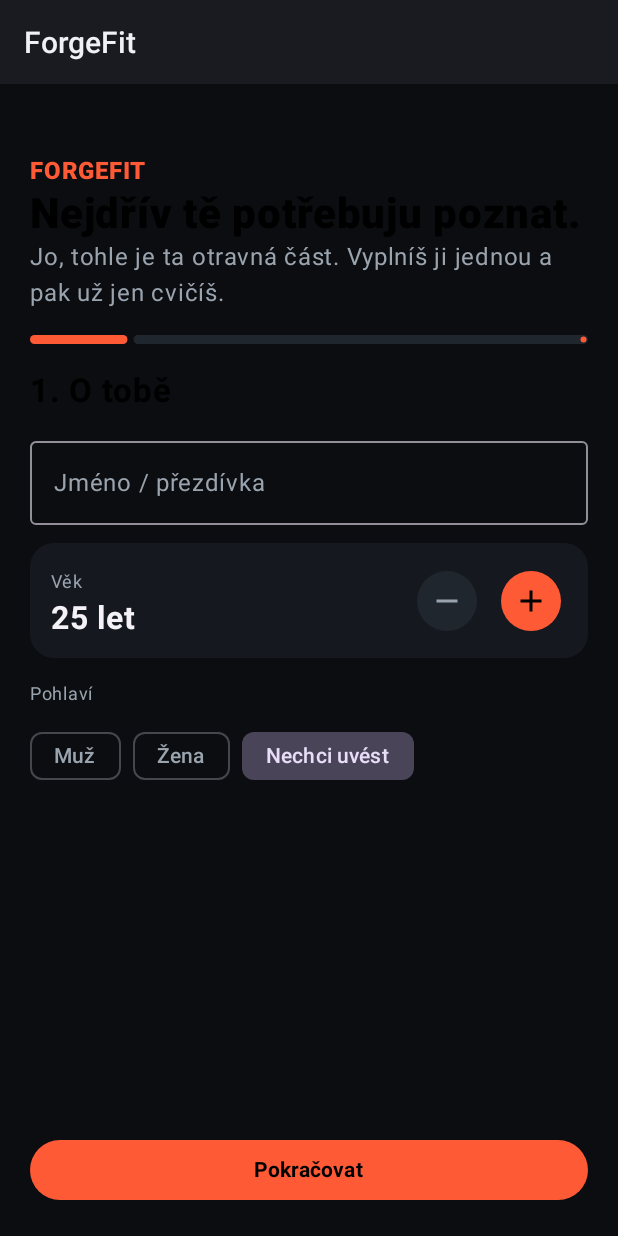
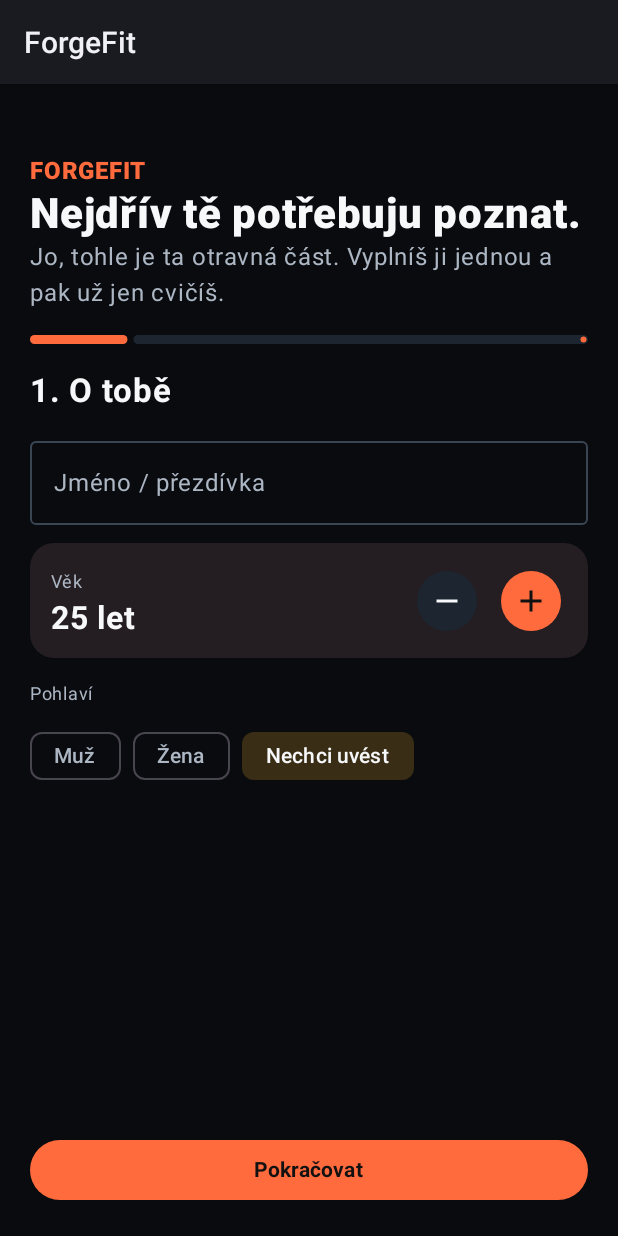
Before and after one commit to XGAMERSTORE/ForgeFit, an Android app built with Jetpack Compose: the screen it shows after launch (MainActivity), on a phone screen of 412 x 824 dp. Run offline under Robolectric (Android 15) with nearby library versions, the phone set to English and light mode, and no system bars; libraries missing offline, so code that uses them is left out: com.google.mlkit.nl; pictures from the network do not load.

Commit message:
Polish ForgeFit dark UI and fix contrast

```diff
--- a/app/src/main/java/com/xgamerstore/forgefit/MainActivity.kt
+++ b/app/src/main/java/com/xgamerstore/forgefit/MainActivity.kt
@@ -278,21 +278,51 @@ class FitStore(context: Context) {
 }
 
 
-private val Bg = Color(0xFF0B0D10)
-private val Panel = Color(0xFF15191F)
-private val Panel2 = Color(0xFF20262E)
-private val Orange = Color(0xFFFF5A36)
-private val Gold = Color(0xFFFFB347)
-private val Muted = Color(0xFF9AA4AF)
+private val Bg = Color(0xFF090B0F)
+private val Panel = Color(0xFF131820)
+private val Panel2 = Color(0xFF1D2530)
+private val Orange = Color(0xFFFF6B3D)
+private val Gold = Color(0xFFFFC15A)
+private val TextPrimary = Color(0xFFF7F8FA)
+private val Muted = Color(0xFFADB7C4)
+private val Outline = Color(0xFF3A4553)
 
 class MainActivity : ComponentActivity() {
     override fun onCreate(savedInstanceState: Bundle?) {
         super.onCreate(savedInstanceState)
         ForgeLang.init(this)
         setContent {
-            MaterialTheme(colorScheme=darkColorScheme(primary=Orange,onPrimary=Color.Black,secondary=Gold,onSecondary=Color.Black,background=Bg,onBackground=Color(0xFFF4F1F7),surface=Panel,onSurface=Color(0xFFF4F1F7),surfaceVariant=Panel2,onSurfaceVariant=Muted)) {
-                val store = remember { FitStore(this) }
-                App(store)
+            MaterialTheme(
+                colorScheme = darkColorScheme(
+                    primary = Orange,
+                    onPrimary = Color(0xFF111111),
+                    primaryContainer = Color(0xFF4A2118),
+                    onPrimaryContainer = TextPrimary,
+                    secondary = Gold,
+                    onSecondary = Color(0xFF15120B),
+                    secondaryContainer = Color(0xFF3A2D16),
+                    onSecondaryContainer = TextPrimary,
+                    tertiary = Color(0xFF8ED1C5),
+                    onTertiary = Color(0xFF0B1715),
+                    background = Bg,
+                    onBackground = TextPrimary,
+                    surface = Panel,
+                    onSurface = TextPrimary,
+                    surfaceVariant = Panel2,
+                    onSurfaceVariant = Muted,
+                    error = Color(0xFFFF6B6B),
+                    onError = Color(0xFF1B0909),
+                    outline = Outline
+                )
+            ) {
+                Surface(
+                    modifier = Modifier.fillMaxSize(),
+                    color = Bg,
+                    contentColor = TextPrimary
+                ) {
+                    val store = remember { FitStore(this) }
+                    App(store)
+                }
             }
         }
     }
@@ -333,7 +363,22 @@ fun Onboarding(start:UserProfile, finish:(UserProfile)->Unit) {
             when(step) {
                 0 -> Column(Modifier.verticalScroll(rememberScrollState()),verticalArrangement=Arrangement.spacedBy(12.dp)) {
                     Title("1. O tobě")
-                    OutlinedTextField(u.name,{u=u.copy(name=it)},label={Text("Jméno / přezdívka")},modifier=Modifier.fillMaxWidth())
+                    OutlinedTextField(
+                        u.name,
+                        {u=u.copy(name=it)},
+                        label={Text("Jméno / přezdívka")},
+                        modifier=Modifier.fillMaxWidth(),
+                        textStyle=LocalTextStyle.current.copy(color=TextPrimary),
+                        colors=OutlinedTextFieldDefaults.colors(
+                            focusedTextColor=TextPrimary,
+                            unfocusedTextColor=TextPrimary,
+                            cursorColor=Orange,
+                            focusedBorderColor=Orange,
+                            unfocusedBorderColor=Outline,
+                            focusedLabelColor=Orange,
+                            unfocusedLabelColor=Muted
+                        )
+                    )
                     Stepper("Věk",u.age,"let",13,100){u=u.copy(age=it)}
                     Chips("Pohlaví",listOf("Muž","Žena","Nechci uvést"),u.sex){u=u.copy(sex=it)}
                 }
@@ -370,7 +415,7 @@ fun Onboarding(start:UserProfile, finish:(UserProfile)->Unit) {
         }
         Row(Modifier.fillMaxWidth(),horizontalArrangement=Arrangement.spacedBy(10.dp)) {
             if(step>0) OutlinedButton({step--},Modifier.weight(1f)){Text("Zpět")}
-            Button({if(step<5) step++ else finish(u)},Modifier.weight(1f),colors=ButtonDefaults.buttonColors(containerColor=Orange)) {
+            Button({if(step<5) step++ else finish(u)},Modifier.weight(1f),colors=ButtonDefaults.buttonColors(containerColor=Orange,contentColor=Color(0xFF111111),disabledContainerColor=Panel2,disabledContentColor=Muted)) {
                 Text(if(step<5) "Pokračovat" else "Vytvořit plán",fontWeight=FontWeight.Bold)
             }
         }
@@ -380,12 +425,12 @@ fun Onboarding(start:UserProfile, finish:(UserProfile)->Unit) {
 @Composable fun Title(t:String){Text(t,fontSize=22.sp,fontWeight=FontWeight.Bold)}
 @Composable
 fun Stepper(label:String,value:Int,suffix:String,min:Int,max:Int,step:Int=1,set:(Int)->Unit) {
-    Surface(color=Panel,shape=RoundedCornerShape(16.dp)) {
+    Surface(color=Panel,contentColor=TextPrimary,tonalElevation=2.dp,shadowElevation=1.dp,shape=RoundedCornerShape(16.dp)) {
         Row(Modifier.fillMaxWidth().padding(14.dp),verticalAlignment=Alignment.CenterVertically) {
             Column(Modifier.weight(1f)){Text(label,color=Muted,fontSize=12.sp);Text(value.toString()+" "+suffix,fontSize=21.sp,fontWeight=FontWeight.Bold)}
-            FilledIconButton({set((value-step).coerceAtLeast(min))},colors=IconButtonDefaults.filledIconButtonColors(containerColor=Panel2)){Icon(Icons.Default.Remove,null)}
+            FilledIconButton({set((value-step).coerceAtLeast(min))},colors=IconButtonDefaults.filledIconButtonColors(containerColor=Panel2,contentColor=TextPrimary)){Icon(Icons.Default.Remove,null)}
             Spacer(Modifier.width(8.dp))
-            FilledIconButton({set((value+step).coerceAtMost(max))},colors=IconButtonDefaults.filledIconButtonColors(containerColor=Orange)){Icon(Icons.Default.Add,null)}
+            FilledIconButton({set((value+step).coerceAtMost(max))},colors=IconButtonDefaults.filledIconButtonColors(containerColor=Orange,contentColor=Color(0xFF111111))){Icon(Icons.Default.Add,null)}
         }
     }
 }
@@ -473,13 +518,13 @@ fun Home(profile:UserProfile,store:FitStore,start:()->Unit) {
             Text("Cíl: "+profile.goal+" • "+profile.days+"× týdně",color=Muted)
         }
         item {
-            Surface(color=Panel,shape=RoundedCornerShape(24.dp)) {
+            Surface(color=Panel,contentColor=TextPrimary,tonalElevation=2.dp,shadowElevation=1.dp,shape=RoundedCornerShape(24.dp)) {
                 Column(Modifier.padding(18.dp)) {
                     Text("DNEŠNÍ FORGE",color=Orange,fontWeight=FontWeight.Black)
                     Text(profile.minutes.toString()+" minut • "+plan.size+" cviků",fontSize=23.sp,fontWeight=FontWeight.Bold)
                     Text(plan.sumOf{it.sets}.toString()+" pracovních sérií",color=Muted)
                     Spacer(Modifier.height(15.dp))
-                    Button(start,Modifier.fillMaxWidth().height(54.dp),colors=ButtonDefaults.buttonColors(containerColor=Orange)) {
+                    Button(start,Modifier.fillMaxWidth().height(54.dp),colors=ButtonDefaults.buttonColors(containerColor=Orange,contentColor=Color(0xFF111111),disabledContainerColor=Panel2,disabledContentColor=Muted)) {
                         Icon(Icons.Default.PlayArrow,null);Spacer(Modifier.width(6.dp));Text("ZAČÍT TRÉNINK",fontWeight=FontWeight.Black)
                     }
                 }
@@ -499,11 +544,11 @@ fun Home(profile:UserProfile,store:FitStore,start:()->Unit) {
 }
 
 @Composable
-fun SmallStat(v:String,l:String,m:Modifier=Modifier){Surface(color=Panel,shape=RoundedCornerShape(15.dp),modifier=m){Column(Modifier.padding(12.dp)){Text(v,fontSize=20.sp,fontWeight=FontWeight.Black,color=Gold);Text(l,color=Muted,fontSize=11.sp)}}}
+fun SmallStat(v:String,l:String,m:Modifier=Modifier){Surface(color=Panel,contentColor=TextPrimary,tonalElevation=2.dp,shadowElevation=1.dp,shape=RoundedCornerShape(15.dp),modifier=m){Column(Modifier.padding(12.dp)){Text(v,fontSize=20.sp,fontWeight=FontWeight.Black,color=Gold);Text(l,color=Muted,fontSize=11.sp)}}}
 
 @Composable
 fun ExerciseCard(e:Exercise,click:(()->Unit)?=null) {
-    Surface(color=Panel,shape=RoundedCornerShape(16.dp),modifier=Modifier.fillMaxWidth().then(if(click==null)Modifier else Modifier.clickable{click()})) {
+    Surface(color=Panel,contentColor=TextPrimary,tonalElevation=2.dp,shadowElevation=1.dp,shape=RoundedCornerShape(16.dp),modifier=Modifier.fillMaxWidth().then(if(click==null)Modifier else Modifier.clickable{click()})) {
         Row(Modifier.padding(12.dp),verticalAlignment=Alignment.CenterVertically) {
             ExerciseVisual(e.name,Modifier.size(62.dp))
             Spacer(Modifier.width(12.dp))
@@ -574,12 +619,24 @@ fun Library() {
                 value=query,onValueChange={query=it},
                 modifier=Modifier.fillMaxWidth(),
                 singleLine=true,
+                textStyle=LocalTextStyle.current.copy(color=TextPrimary),
+                colors=OutlinedTextFieldDefaults.colors(
+                    focusedTextColor=TextPrimary,
+                    unfocusedTextColor=TextPrimary,
+                    cursorColor=Orange,
+                    focusedBorderColor=Orange,
+                    unfocusedBorderColor=Outline,
+                    focusedLabelColor=Orange,
+                    unfocusedLabelColor=Muted,
+                    focusedLeadingIconColor=Orange,
+                    unfocusedLeadingIconColor=Muted
+                ),
                 leadingIcon={Icon(Icons.Default.Search,null)},
                 label={Text("Hledat cvik, sval nebo vybavení")}
             )
         }
         if(loading) item {
-            Surface(color=Panel,shape=RoundedCornerShape(16.dp),modifier=Modifier.fillMaxWidth()) {
+            Surface(color=Panel,contentColor=TextPrimary,tonalElevation=2.dp,shadowElevation=1.dp,shape=RoundedCornerShape(16.dp),modifier=Modifier.fillMaxWidth()) {
                 Row(Modifier.padding(16.dp),verticalAlignment=Alignment.CenterVertically){
                     CircularProgressIndicator(Modifier.size(22.dp),strokeWidth=3.dp)
                     Spacer(Modifier.width(12.dp));Text("Načítám online katalog…",color=Muted)
@@ -640,9 +697,9 @@ suspend fun loadRemoteExercises(): List<RemoteExercise> = withContext(Dispatcher
 
 @Composable
 fun RemoteExerciseCard(e:RemoteExercise,click:()->Unit) {
-    Surface(color=Panel,shape=RoundedCornerShape(16.dp),modifier=Modifier.fillMaxWidth().clickable{click()}) {
+    Surface(color=Panel,contentColor=TextPrimary,tonalElevation=2.dp,shadowElevation=1.dp,shape=RoundedCornerShape(16.dp),modifier=Modifier.fillMaxWidth().clickable{click()}) {
         Row(Modifier.padding(12.dp),verticalAlignment=Alignment.CenterVertically) {
-            Surface(color=Panel2,shape=RoundedCornerShape(12.dp),modifier=Modifier.size(72.dp)) {
+            Surface(color=Panel2,contentColor=TextPrimary,tonalElevation=1.dp,shape=RoundedCornerShape(12.dp),modifier=Modifier.size(72.dp)) {
                 if(e.imageUrl!=null) AsyncImage(model=e.imageUrl,contentDescription=e.name,contentScale=ContentScale.Crop)
                 else Box(contentAlignment=Alignment.Center){Icon(Icons.Default.FitnessCenter,null,tint=Gold)}
             }
@@ -664,7 +721,7 @@ fun RemoteDetail(e:RemoteExercise,back:()->Unit) {
         Text(e.name,fontSize=30.sp,fontWeight=FontWeight.Black)
         Text(listOf(e.muscles,e.equipment,e.category,e.level).filter{it.isNotBlank()}.joinToString(" • "),color=Gold)
         Spacer(Modifier.height(14.dp))
-        Surface(color=Panel,shape=RoundedCornerShape(22.dp),modifier=Modifier.fillMaxWidth().height(280.dp)) {
+        Surface(color=Panel,contentColor=TextPrimary,tonalElevation=2.dp,shadowElevation=1.dp,shape=RoundedCornerShape(22.dp),modifier=Modifier.fillMaxWidth().height(280.dp)) {
             if(e.imageUrl!=null) AsyncImage(model=e.imageUrl,contentDescription=e.name,contentScale=ContentScale.Fit)
             else Box(contentAlignment=Alignment.Center){Icon(Icons.Default.FitnessCenter,null,Modifier.size(80.dp),tint=Gold)}
         }
@@ -681,7 +738,7 @@ fun Detail(e:Exercise,back:()->Unit) {
     Column(Modifier.fillMaxSize().background(Bg).verticalScroll(rememberScrollState()).padding(18.dp)) {
         IconButton(back){Icon(Icons.Default.ArrowBack,null)}
         Text(e.name,fontSize=30.sp,fontWeight=FontWeight.Black);Text(e.muscle,color=Gold);Spacer(Modifier.height(14.dp))
-        Surface(color=Panel,shape=RoundedCornerShape(22.dp),modifier=Modifier.fillMaxWidth().height(240.dp)) {
+        Surface(color=Panel,contentColor=TextPrimary,tonalElevation=2.dp,shadowElevation=1.dp,shape=RoundedCornerShape(22.dp),modifier=Modifier.fillMaxWidth().height(240.dp)) {
             Column(horizontalAlignment=Alignment.CenterHorizontally,verticalArrangement=Arrangement.Center) {
                 ExerciseVisual(e.name,Modifier.size(190.dp));Text("Animovaná ukázka pohybu",color=Muted,fontSize=12.sp)
             }
@@ -725,7 +782,7 @@ fun WorkoutScreen(profile:UserProfile,store:FitStore,close:()->Unit) {
             Button({
                 store.addWorkout(profile.minutes,totalSets,totalReps)
                 close()
-            },Modifier.fillMaxWidth(),colors=ButtonDefaults.buttonColors(containerColor=Orange)) {
+            },Modifier.fillMaxWidth(),colors=ButtonDefaults.buttonColors(containerColor=Orange,contentColor=Color(0xFF111111),disabledContainerColor=Panel2,disabledContentColor=Muted)) {
                 Text("ULOŽIT TRÉNINK")
             }
         }
@@ -787,7 +844,7 @@ fun WorkoutScreen(profile:UserProfile,store:FitStore,close:()->Unit) {
             contentAlignment=Alignment.Center
         ) {
             if(rest>0) {
-                Surface(color=Panel2,shape=RoundedCornerShape(18.dp),modifier=Modifier.fillMaxSize()) {
+                Surface(color=Panel2,contentColor=TextPrimary,tonalElevation=1.dp,shape=RoundedCornerShape(18.dp),modifier=Modifier.fillMaxSize()) {
                     Column(
                         Modifier.padding(10.dp),
                         horizontalAlignment=Alignment.CenterHorizontally,
@@ -811,7 +868,7 @@ fun WorkoutScreen(profile:UserProfile,store:FitStore,close:()->Unit) {
                         set=1
                         rest=e.rest
                     } else done=true
-                },Modifier.fillMaxWidth().height(58.dp),colors=ButtonDefaults.buttonColors(containerColor=Orange)) {
+                },Modifier.fillMaxWidth().height(58.dp),colors=ButtonDefaults.buttonColors(containerColor=Orange,contentColor=Color(0xFF111111),disabledContainerColor=Panel2,disabledContentColor=Muted)) {
                     Icon(Icons.Default.Check,null)
                     Spacer(Modifier.width(6.dp))
                     Text("SÉRIE HOTOVÁ",fontWeight=FontWeight.Black)
@@ -837,7 +894,7 @@ fun Stats(profile:UserProfile,store:FitStore) {
             Text("Co jsi opravdu odmakal.",color=Muted)
         }
         item {
-            Surface(color=Panel,shape=RoundedCornerShape(20.dp)){
+            Surface(color=Panel,contentColor=TextPrimary,tonalElevation=2.dp,shadowElevation=1.dp,shape=RoundedCornerShape(20.dp)){
                 Column(Modifier.padding(18.dp)){
                     Text((progress*100).toInt().toString()+" %",fontSize=34.sp,fontWeight=FontWeight.Black,color=Orange)
                     LinearProgressIndicator(progress={progress},Modifier.fillMaxWidth().height(8.dp),color=Orange,trackColor=Panel2)
@@ -848,7 +905,7 @@ fun Stats(profile:UserProfile,store:FitStore) {
         item {Row(horizontalArrangement=Arrangement.spacedBy(8.dp)){SmallStat(s[2].toString(),"sérií",Modifier.weight(1f));SmallStat(s[3].toString(),"opakování",Modifier.weight(1f))}}
         item {SmallStat(if(rpe==0f)"—" else String.format("%.1f",rpe),"průměrné RPE",Modifier.fillMaxWidth())}
         item {
-            Surface(color=Panel,shape=RoundedCornerShape(20.dp),modifier=Modifier.fillMaxWidth()) {
+            Surface(color=Panel,contentColor=TextPrimary,tonalElevation=2.dp,shadowElevation=1.dp,shape=RoundedCornerShape(20.dp),modifier=Modifier.fillMaxWidth()) {
                 Column(Modifier.padding(18.dp)) {
                     Text("Svalové zatížení plánu",fontSize=19.sp,fontWeight=FontWeight.Bold)
                     Text("Kde má dnešní plán největší důraz.",color=Muted,fontSize=12.sp)
@@ -888,7 +945,7 @@ fun Profile(
             IconButton(openSettings){Icon(Icons.Default.Settings,null)}
         }
         Spacer(Modifier.height(16.dp))
-        Surface(color=Color(0xFF251F2A),shape=RoundedCornerShape(20.dp),modifier=Modifier.fillMaxWidth().clickable{openPremium()}) {
+        Surface(color=Color(0xFF251F2A),contentColor=TextPrimary,tonalElevation=2.dp,shape=RoundedCornerShape(20.dp),modifier=Modifier.fillMaxWidth().clickable{openPremium()}) {
             Row(Modifier.padding(18.dp),verticalAlignment=Alignment.CenterVertically) {
                 Icon(Icons.Default.Star,null,tint=Gold,modifier=Modifier.size(34.dp))
                 Spacer(Modifier.width(12.dp))
@@ -911,7 +968,7 @@ fun Profile(
         Spacer(Modifier.height(12.dp))
         Chips("Úroveň",listOf("Začátečník","Mírně pokročilý","Pokročilý"),u.experience){u=u.copy(experience=it)}
         Spacer(Modifier.height(18.dp))
-        Button({save(u)},Modifier.fillMaxWidth(),colors=ButtonDefaults.buttonColors(containerColor=Orange)){Text("Uložit změny",fontWeight=FontWeight.Bold)}
+        Button({save(u)},Modifier.fillMaxWidth(),colors=ButtonDefaults.buttonColors(containerColor=Orange,contentColor=Color(0xFF111111),disabledContainerColor=Panel2,disabledContentColor=Muted)){Text("Uložit změny",fontWeight=FontWeight.Bold)}
         Spacer(Modifier.height(18.dp))
         Note("Profil a statistiky zůstávají lokálně v telefonu. Online katalog cviků se načítá jen při otevření knihovny.")
     }
@@ -919,7 +976,7 @@ fun Profile(
 
 @Composable
 fun ProfileAction(icon:androidx.compose.ui.graphics.vector.ImageVector,title:String,subtitle:String,click:()->Unit) {
-    Surface(color=Panel,shape=RoundedCornerShape(16.dp),modifier=Modifier.fillMaxWidth().padding(vertical=5.dp).clickable{click()}) {
+    Surface(color=Panel,contentColor=TextPrimary,tonalElevation=2.dp,shadowElevation=1.dp,shape=RoundedCornerShape(16.dp),modifier=Modifier.fillMaxWidth().padding(vertical=5.dp).clickable{click()}) {
         Row(Modifier.padding(15.dp),verticalAlignment=Alignment.CenterVertically) {
             Icon(icon,null,tint=Gold)
             Spacer(Modifier.width(13.dp))
@@ -934,7 +991,7 @@ fun SettingsPage(back:()->Unit,premium:()->Unit) {
     var reminders by remember { mutableStateOf(true) }
     Column(Modifier.fillMaxSize().background(Bg).verticalScroll(rememberScrollState()).padding(18.dp)) {
         Row(verticalAlignment=Alignment.CenterVertically){IconButton(back){Icon(Icons.Default.ArrowBack,null,tint=Color.White)};Text("Nastavení",fontSize=28.sp,fontWeight=FontWeight.Black,color=Color.White)}
-        Surface(color=Color(0xFF251F2A),shape=RoundedCornerShape(18.dp),modifier=Modifier.fillMaxWidth().clickable{premium()}) {
+        Surface(color=Color(0xFF251F2A),contentColor=TextPrimary,tonalElevation=2.dp,shape=RoundedCornerShape(18.dp),modifier=Modifier.fillMaxWidth().clickable{premium()}) {
             Row(Modifier.padding(17.dp),verticalAlignment=Alignment.CenterVertically){Icon(Icons.Default.Star,null,tint=Gold);Spacer(Modifier.width(12.dp));Text("ForgeFit Premium",Modifier.weight(1f),fontWeight=FontWeight.Bold,color=Color.White);Icon(Icons.Default.ChevronRight,null,tint=Color.White)}
         }
         Spacer(Modifier.height(18.dp))
@@ -969,7 +1026,7 @@ fun SettingInfo(title:String,sub:String){
 fun PremiumPage(back:()->Unit) {
     Column(Modifier.fillMaxSize().background(Bg).verticalScroll(rememberScrollState()).padding(18.dp)) {
         Row(verticalAlignment=Alignment.CenterVertically){IconButton(back){Icon(Icons.Default.ArrowBack,null)};Text("ForgeFit Premium",fontSize=28.sp,fontWeight=FontWeight.Black)}
-        Surface(color=Color(0xFF251F2A),shape=RoundedCornerShape(24.dp),modifier=Modifier.fillMaxWidth()) {
+        Surface(color=Color(0xFF251F2A),contentColor=TextPrimary,tonalElevation=2.dp,shape=RoundedCornerShape(24.dp),modifier=Modifier.fillMaxWidth()) {
             Column(Modifier.padding(22.dp),horizontalAlignment=Alignment.CenterHorizontally) {
                 Icon(Icons.Default.Star,null,tint=Gold,modifier=Modifier.size(58.dp))
                 Spacer(Modifier.height(12.dp))
@@ -979,7 +1036,7 @@ fun PremiumPage(back:()->Unit) {
                     Row(Modifier.fillMaxWidth().padding(vertical=6.dp)){Text("✓",color=Gold,fontWeight=FontWeight.Black);Spacer(Modifier.width(10.dp));Text(it)}
                 }
                 Spacer(Modifier.height(18.dp))
-                Button({},enabled=false,modifier=Modifier.fillMaxWidth(),colors=ButtonDefaults.buttonColors(containerColor=Orange)){Text("PŘIPOJIT PLATBY GOOGLE PLAY")}
+                Button({},enabled=false,modifier=Modifier.fillMaxWidth(),colors=ButtonDefaults.buttonColors(containerColor=Orange,contentColor=Color(0xFF111111),disabledContainerColor=Panel2,disabledContentColor=Muted)){Text("PŘIPOJIT PLATBY GOOGLE PLAY")}
                 Text("Nákup se zpřístupní až po založení produktu v Google Play Console.",color=Muted,fontSize=11.sp,textAlign=TextAlign.Center,modifier=Modifier.padding(top=8.dp))
             }
         }
@@ -1020,7 +1077,7 @@ fun SmartToolsPage(back:()->Unit) {
 
 @Composable
 fun ToolCard(title:String,sub:String,content:@Composable ColumnScope.()->Unit) {
-    Surface(color=Panel,shape=RoundedCornerShape(20.dp),modifier=Modifier.fillMaxWidth()) {
+    Surface(color=Panel,contentColor=TextPrimary,tonalElevation=2.dp,shadowElevation=1.dp,shape=RoundedCornerShape(20.dp),modifier=Modifier.fillMaxWidth()) {
         Column(Modifier.padding(18.dp)) { Text(title,fontSize=20.sp,fontWeight=FontWeight.Black);Text(sub,color=Muted,fontSize=12.sp);Spacer(Modifier.height(12.dp));content() }
     }
 }
```
Also changed, not shown: app/src/main/java/com/xgamerstore/forgefit/ExercisePresentation.kt (+4 -4 lines).
